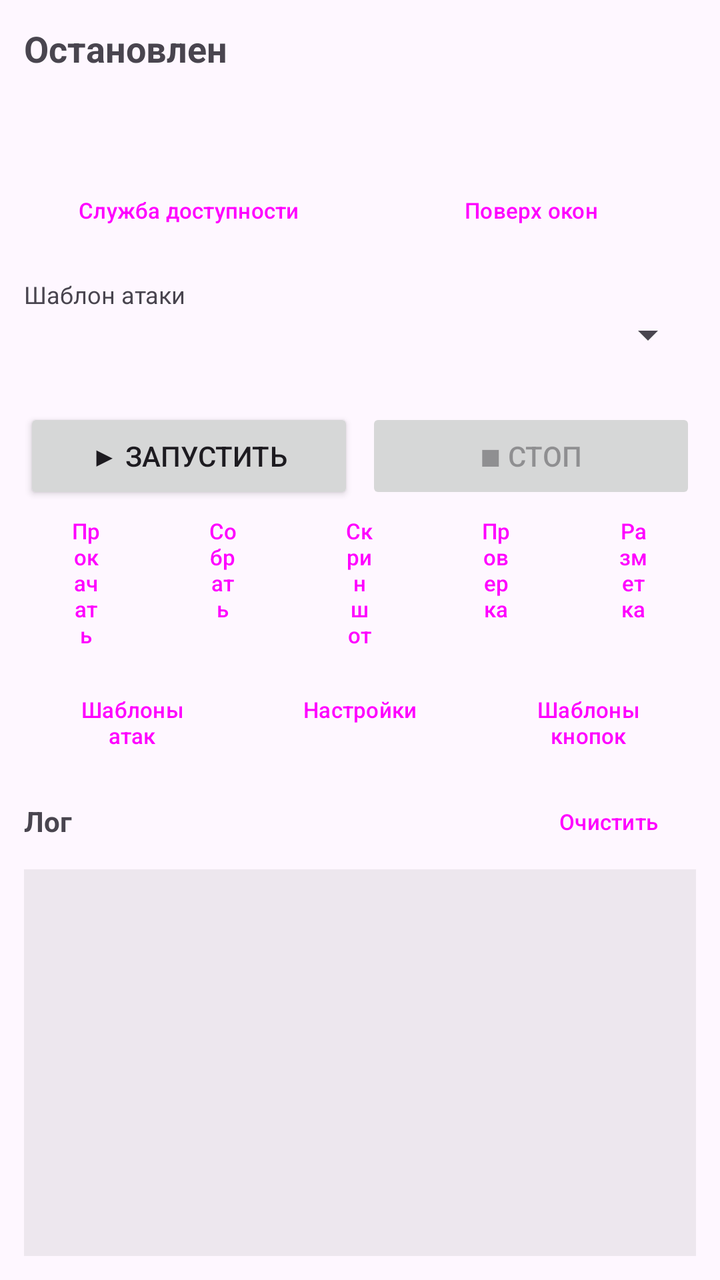
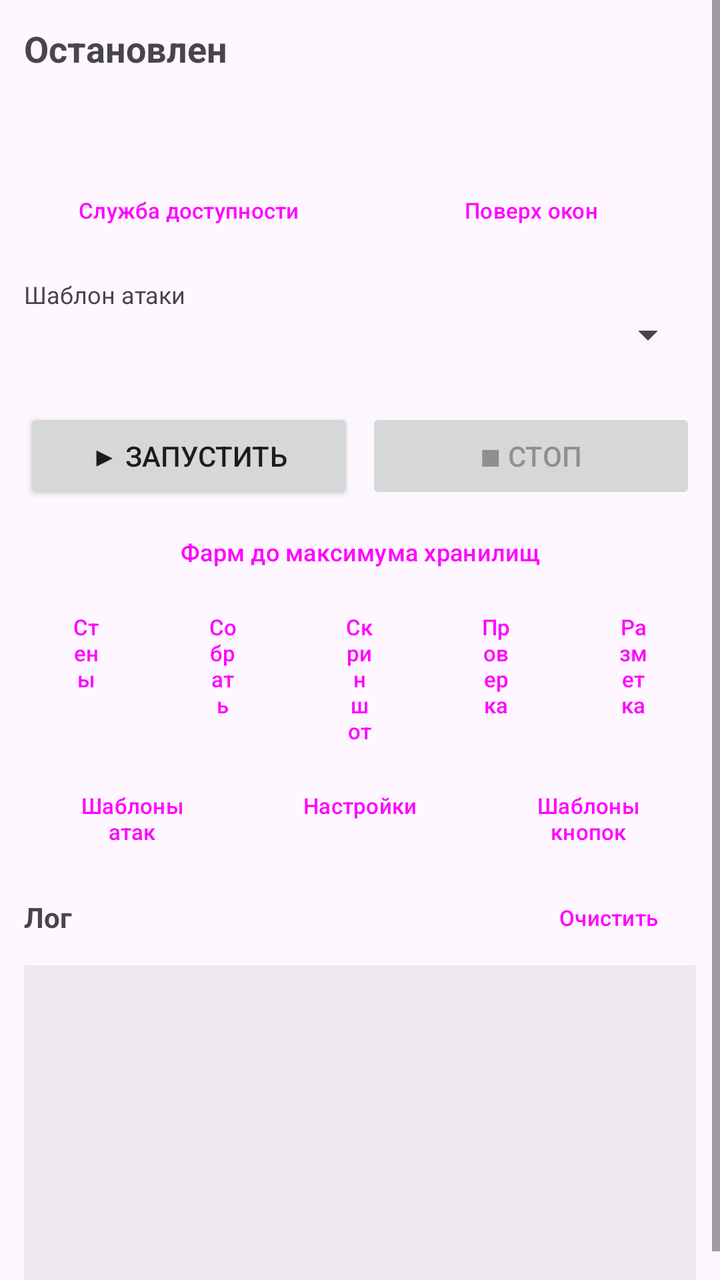

Screens rendered from an Android XML layout before and after an edit, with the pre-edit source and the edit as a unified diff.
<!-- AndroidManifest.xml: application theme Theme.CocBot -->
<!-- res/layout/activity_main.xml -->
<?xml version="1.0" encoding="utf-8"?>
<ScrollView xmlns:android="http://schemas.android.com/apk/res/android"
    android:layout_width="match_parent"
    android:layout_height="match_parent"
    android:fillViewport="true">

    <LinearLayout
        android:layout_width="match_parent"
        android:layout_height="match_parent"
        android:orientation="vertical"
        android:padding="12dp">

    <TextView
        android:id="@+id/tv_status"
        android:layout_width="match_parent"
        android:layout_height="wrap_content"
        android:text="Остановлен"
        android:textSize="18sp"
        android:textStyle="bold" />

    <TextView
        android:id="@+id/tv_stats"
        android:layout_width="match_parent"
        android:layout_height="wrap_content"
        android:layout_marginTop="2dp"
        android:textSize="12sp" />

    <TextView
        android:id="@+id/tv_ready"
        android:layout_width="match_parent"
        android:layout_height="wrap_content"
        android:layout_marginTop="6dp"
        android:textSize="12sp" />

    <LinearLayout
        android:layout_width="match_parent"
        android:layout_height="wrap_content"
        android:layout_marginTop="4dp"
        android:orientation="horizontal">

        <Button
            android:id="@+id/btn_accessibility"
            style="?attr/materialButtonOutlinedStyle"
            android:layout_width="0dp"
            android:layout_height="wrap_content"
            android:layout_weight="1"
            android:text="Служба доступности"
            android:textSize="11sp" />

        <Button
            android:id="@+id/btn_overlay"
            style="?attr/materialButtonOutlinedStyle"
            android:layout_width="0dp"
            android:layout_height="wrap_content"
            android:layout_marginStart="6dp"
            android:layout_weight="1"
            android:text="Поверх окон"
            android:textSize="11sp" />
    </LinearLayout>

    <TextView
        android:layout_width="match_parent"
        android:layout_height="wrap_content"
        android:layout_marginTop="10dp"
        android:text="Шаблон атаки"
        android:textSize="12sp" />

    <Spinner
        android:id="@+id/sp_preset"
        android:layout_width="match_parent"
        android:layout_height="wrap_content" />

    <TextView
        android:id="@+id/tv_preset_info"
        android:layout_width="match_parent"
        android:layout_height="wrap_content"
        android:textSize="11sp" />

    <LinearLayout
        android:layout_width="match_parent"
        android:layout_height="wrap_content"
        android:layout_marginTop="10dp"
        android:orientation="horizontal">

        <Button
            android:id="@+id/btn_start"
            android:layout_width="0dp"
            android:layout_height="wrap_content"
            android:layout_weight="1"
            android:text="▶ Запустить" />

        <Button
            android:id="@+id/btn_stop"
            android:layout_width="0dp"
            android:layout_height="wrap_content"
            android:layout_marginStart="6dp"
            android:layout_weight="1"
            android:enabled="false"
            android:text="■ Стоп" />
    </LinearLayout>

    <LinearLayout
        android:layout_width="match_parent"
        android:layout_height="wrap_content"
        android:orientation="horizontal">

        <Button
            android:id="@+id/btn_upgrade"
            style="?attr/materialButtonOutlinedStyle"
            android:layout_width="0dp"
            android:layout_height="wrap_content"
            android:layout_weight="1"
            android:text="Прокачать"
            android:textSize="11sp" />

        <Button
            android:id="@+id/btn_collect"
            style="?attr/materialButtonOutlinedStyle"
            android:layout_width="0dp"
            android:layout_height="wrap_content"
            android:layout_marginStart="6dp"
            android:layout_weight="1"
            android:text="Собрать"
            android:textSize="11sp" />

        <Button
            android:id="@+id/btn_screenshot"
            style="?attr/materialButtonOutlinedStyle"
            android:layout_width="0dp"
            android:layout_height="wrap_content"
            android:layout_marginStart="6dp"
            android:layout_weight="1"
            android:text="Скриншот"
            android:textSize="11sp" />

        <Button
            android:id="@+id/btn_test"
            style="?attr/materialButtonOutlinedStyle"
            android:layout_width="0dp"
            android:layout_height="wrap_content"
            android:layout_marginStart="6dp"
            android:layout_weight="1"
            android:text="Проверка"
            android:textSize="11sp" />

        <Button
            android:id="@+id/btn_calibrate"
            style="?attr/materialButtonOutlinedStyle"
            android:layout_width="0dp"
            android:layout_height="wrap_content"
            android:layout_marginStart="6dp"
            android:layout_weight="1"
            android:text="Разметка"
            android:textSize="11sp" />
    </LinearLayout>

    <LinearLayout
        android:layout_width="match_parent"
        android:layout_height="wrap_content"
        android:orientation="horizontal">

        <Button
            android:id="@+id/btn_presets"
            style="?attr/materialButtonOutlinedStyle"
            android:layout_width="0dp"
            android:layout_height="wrap_content"
            android:layout_weight="1"
            android:text="Шаблоны атак"
            android:textSize="11sp" />

        <Button
            android:id="@+id/btn_settings"
            style="?attr/materialButtonOutlinedStyle"
            android:layout_width="0dp"
            android:layout_height="wrap_content"
            android:layout_marginStart="6dp"
            android:layout_weight="1"
            android:text="Настройки"
            android:textSize="11sp" />

        <Button
            android:id="@+id/btn_help"
            style="?attr/materialButtonOutlinedStyle"
            android:layout_width="0dp"
            android:layout_height="wrap_content"
            android:layout_marginStart="6dp"
            android:layout_weight="1"
            android:text="Шаблоны кнопок"
            android:textSize="11sp" />
    </LinearLayout>

    <LinearLayout
        android:layout_width="match_parent"
        android:layout_height="wrap_content"
        android:layout_marginTop="8dp"
        android:gravity="center_vertical"
        android:orientation="horizontal">

        <TextView
            android:layout_width="0dp"
            android:layout_height="wrap_content"
            android:layout_weight="1"
            android:text="Лог"
            android:textSize="14sp"
            android:textStyle="bold" />

        <Button
            android:id="@+id/btn_clear_log"
            style="?attr/borderlessButtonStyle"
            android:layout_width="wrap_content"
            android:layout_height="wrap_content"
            android:text="Очистить"
            android:textSize="11sp" />
    </LinearLayout>

    <ScrollView
        android:id="@+id/scroll_log"
        android:layout_width="match_parent"
        android:layout_height="0dp"
        android:layout_weight="1"
        android:minHeight="160dp"
        android:nestedScrollingEnabled="true"
        android:background="#11000000">

        <TextView
            android:id="@+id/tv_log"
            android:layout_width="match_parent"
            android:layout_height="wrap_content"
            android:fontFamily="monospace"
            android:padding="8dp"
            android:textIsSelectable="true"
            android:textSize="11sp" />
    </ScrollView>
</LinearLayout>
</ScrollView>
<!-- resources referenced by this layout -->
<resources>
  <style name="Theme.CocBot" parent="Theme.Material3.DayNight" />
</resources>

<!-- the commit's change to res/layout/activity_main.xml (unified diff, before → after) -->
@@ -99,6 +99,14 @@
             android:text="■ Стоп" />
     </LinearLayout>
 
+    <Button
+        android:id="@+id/btn_farm_full"
+        style="?attr/materialButtonOutlinedStyle"
+        android:layout_width="match_parent"
+        android:layout_height="wrap_content"
+        android:text="Фарм до максимума хранилищ"
+        android:textSize="12sp" />
+
     <LinearLayout
         android:layout_width="match_parent"
         android:layout_height="wrap_content"
@@ -110,7 +118,7 @@
             android:layout_width="0dp"
             android:layout_height="wrap_content"
             android:layout_weight="1"
-            android:text="Прокачать"
+            android:text="Стены"
             android:textSize="11sp" />
 
         <Button
